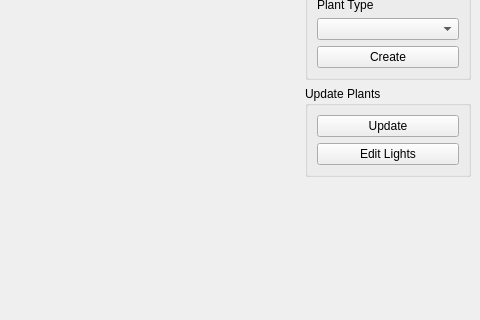
First picture: the form in ui/MainWindow.ui, repository neeravnagda/PlantSim, before the edit; both pictures show x 320 to 800 and y 108 to 428 of the 800 by 600 pixel window.
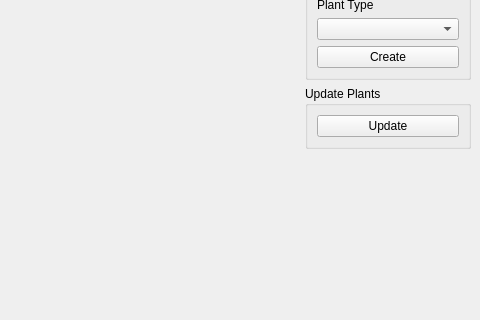
Second picture: the form after the edit.

Commit message: using only one sunlight instead of multiple lights

```diff
--- a/ui/MainWindow.ui
+++ b/ui/MainWindow.ui
@@ -41,13 +41,6 @@
          </property>
         </widget>
        </item>
-       <item row="1" column="0">
-        <widget class="QPushButton" name="m_lightsButton">
-         <property name="text">
-          <string>Edit Lights</string>
-         </property>
-        </widget>
-       </item>
       </layout>
      </widget>
     </item>
```
Left out of the diff: 1 changed line with no effect on the pictures. The commit also changes 16 other files.
